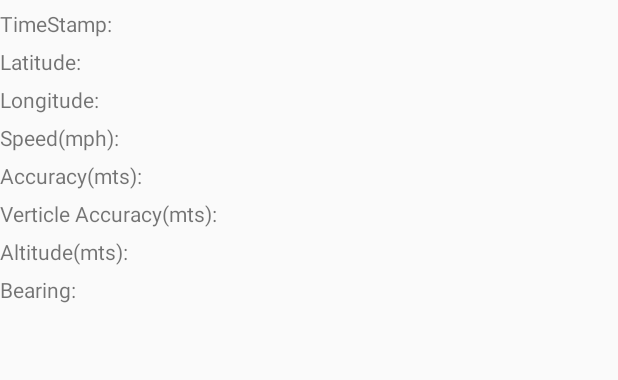
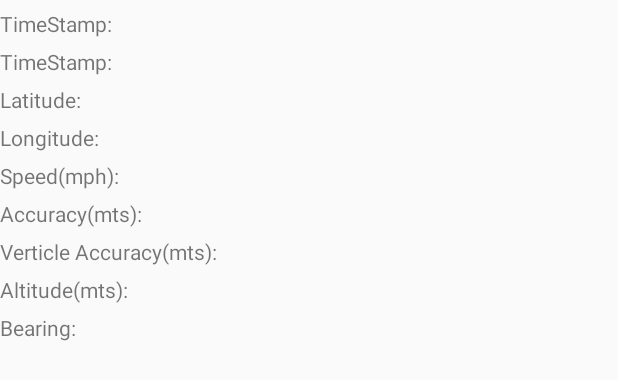
Before and after one commit to mrcepankaj/pankaj_verma, an Android app: the layout detected_location.xml on its own in the app's theme, with its tools: preview values and no code run, on a phone screen of 412 x 824 dp. Shown: the top 380 px of the screen. Run offline under Robolectric (Android 15) with nearby library versions, the phone set to English and light mode, and no system bars.

Commit message:
clean up

```diff
--- a/app/src/main/java/com/arity/pveru/sensorrecorder/common/Utils.java
+++ b/app/src/main/java/com/arity/pveru/sensorrecorder/common/Utils.java
@@ -354,4 +354,6 @@ public class Utils {
         LocationManager locationManager = (LocationManager) context.getSystemService(Context.LOCATION_SERVICE);
         return locationManager.isProviderEnabled(LocationManager.GPS_PROVIDER);
     }
+
+
 }
--- a/app/src/main/res/layout/detected_location.xml
+++ b/app/src/main/res/layout/detected_location.xml
@@ -28,13 +28,19 @@
             android:layout_marginTop="@dimen/narrow_space"
             android:text="TimeStamp:" />
 
+
+    </RelativeLayout>
+
+    <RelativeLayout
+        android:layout_width="match_parent"
+        android:layout_height="wrap_content">
+
         <TextView
             android:id="@+id/detected_location_timestamp"
             android:layout_width="wrap_content"
             android:layout_height="wrap_content"
-            android:layout_alignParentEnd="true"
-            android:layout_alignParentRight="true"
-            android:layout_marginTop="@dimen/narrow_space" />
+            android:layout_marginTop="@dimen/narrow_space"
+            android:text="TimeStamp:" />
     </RelativeLayout>
 
     <RelativeLayout
```
Also changed, not shown: app/src/main/java/com/arity/pveru/sensorrecorder/HomeActivity.java (+8 -1 lines), app/src/main/java/com/arity/pveru/sensorrecorder/SensorRecorderService.java (+69 -0 lines), app/src/main/res/layout/activity_home.xml (+6 -2 lines).
